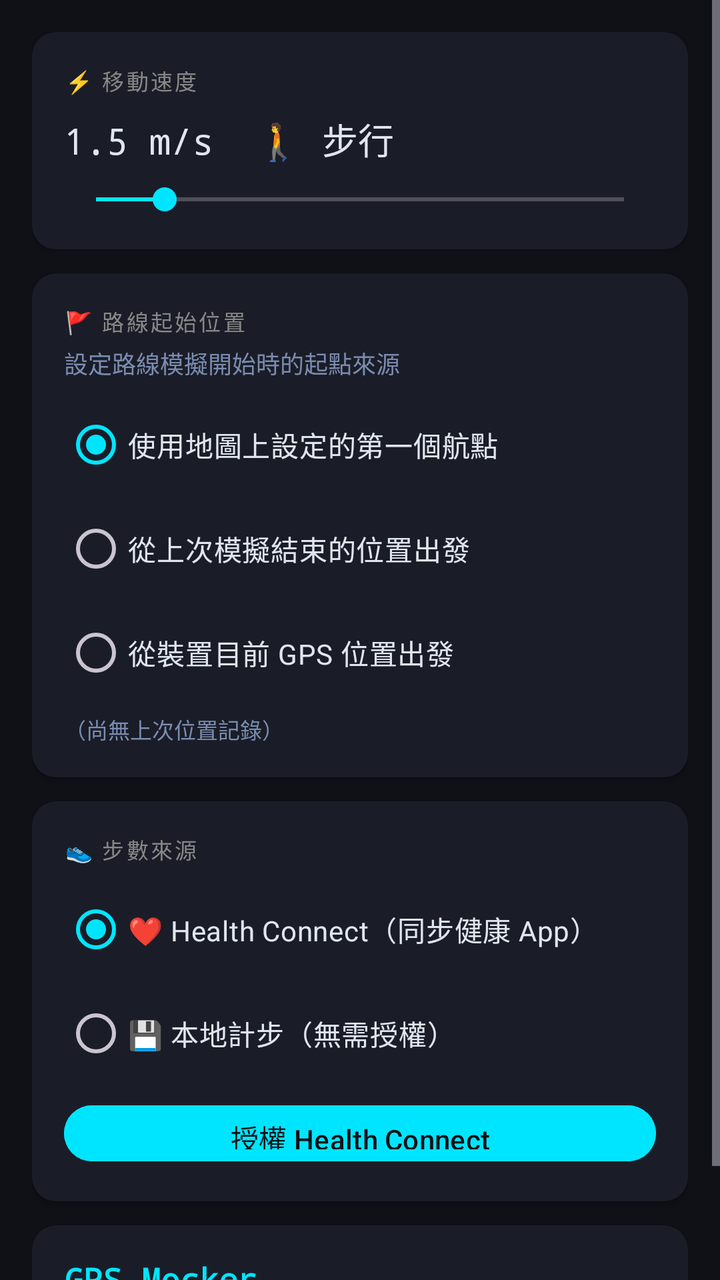
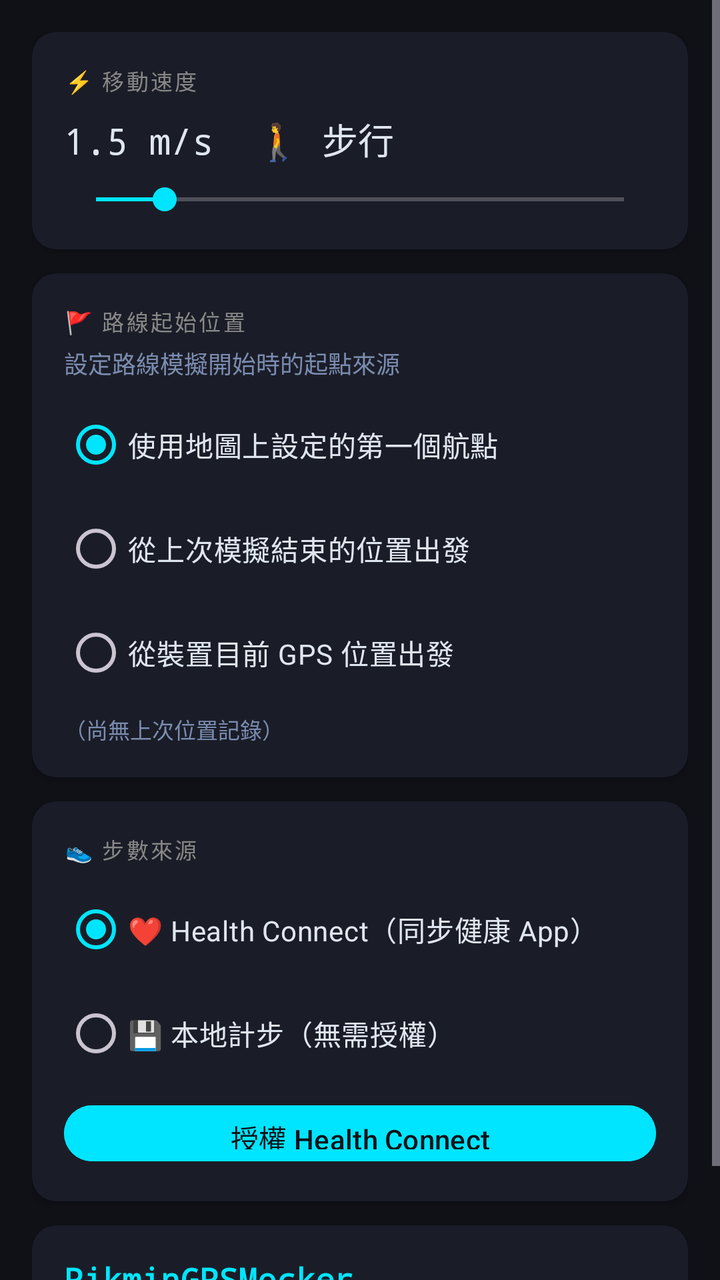

Before-and-after screenshots of an Android layout around one commit, followed by the original layout XML and the change that was made.
<!-- AndroidManifest.xml: application theme Theme.GpsMocker -->
<!-- res/layout/fragment_settings.xml -->
<?xml version="1.0" encoding="utf-8"?>
<ScrollView xmlns:android="http://schemas.android.com/apk/res/android"
    xmlns:app="http://schemas.android.com/apk/res-auto"
    android:layout_width="match_parent"
    android:layout_height="match_parent"
    android:background="@color/bg_dark">

    <LinearLayout
        android:layout_width="match_parent"
        android:layout_height="wrap_content"
        android:orientation="vertical"
        android:padding="16dp">

        
        <androidx.cardview.widget.CardView
            android:layout_width="match_parent"
            android:layout_height="wrap_content"
            android:layout_marginBottom="12dp"
            app:cardBackgroundColor="@color/surface"
            app:cardCornerRadius="12dp">

            <LinearLayout android:layout_width="match_parent" android:layout_height="wrap_content"
                android:orientation="vertical" android:padding="16dp">

                <TextView android:layout_width="wrap_content" android:layout_height="wrap_content"
                    android:text="⚡ 移動速度" android:textColor="#888"
                    android:textSize="11sp" android:textAllCaps="true" android:letterSpacing="0.1"/>

                <TextView android:id="@+id/tvSpeedValue"
                    android:layout_width="match_parent" android:layout_height="wrap_content"
                    android:text="1.5 m/s  🚶 步行" android:textColor="@color/text_primary"
                    android:textSize="18sp" android:fontFamily="monospace"
                    android:layout_marginTop="8dp"/>

                <SeekBar android:id="@+id/seekSpeed"
                    android:layout_width="match_parent" android:layout_height="wrap_content"
                    android:layout_marginTop="8dp"
                    android:progress="13" android:max="100"
                    android:thumbTint="@color/accent" android:progressTint="@color/accent"/>
            </LinearLayout>
        </androidx.cardview.widget.CardView>

        
        <androidx.cardview.widget.CardView
            android:layout_width="match_parent"
            android:layout_height="wrap_content"
            android:layout_marginBottom="12dp"
            app:cardBackgroundColor="@color/surface"
            app:cardCornerRadius="12dp">

            <LinearLayout android:layout_width="match_parent" android:layout_height="wrap_content"
                android:orientation="vertical" android:padding="16dp">

                <TextView android:layout_width="wrap_content" android:layout_height="wrap_content"
                    android:text="🚩 路線起始位置" android:textColor="#888"
                    android:textSize="11sp" android:textAllCaps="true" android:letterSpacing="0.1"/>

                <TextView android:layout_width="match_parent" android:layout_height="wrap_content"
                    android:text="設定路線模擬開始時的起點來源"
                    android:textColor="@color/text_secondary" android:textSize="12sp"
                    android:layout_marginTop="4dp" android:layout_marginBottom="8dp"/>

                <RadioGroup android:id="@+id/rgStartFrom"
                    android:layout_width="match_parent" android:layout_height="wrap_content">

                    <RadioButton android:id="@+id/rbStartNone"
                        android:layout_width="match_parent" android:layout_height="wrap_content"
                        android:text="使用地圖上設定的第一個航點"
                        android:textColor="@color/text_primary" android:textSize="14sp"
                        android:buttonTint="@color/accent" android:checked="true"/>

                    <RadioButton android:id="@+id/rbStartLast"
                        android:layout_width="match_parent" android:layout_height="wrap_content"
                        android:text="從上次模擬結束的位置出發"
                        android:textColor="@color/text_primary" android:textSize="14sp"
                        android:buttonTint="@color/accent" android:layout_marginTop="4dp"/>

                    <RadioButton android:id="@+id/rbStartGPS"
                        android:layout_width="match_parent" android:layout_height="wrap_content"
                        android:text="從裝置目前 GPS 位置出發"
                        android:textColor="@color/text_primary" android:textSize="14sp"
                        android:buttonTint="@color/accent" android:layout_marginTop="4dp"/>
                </RadioGroup>

                <TextView android:id="@+id/tvLastPosition"
                    android:layout_width="match_parent" android:layout_height="wrap_content"
                    android:text="（尚無上次位置記錄）"
                    android:textColor="@color/text_secondary" android:textSize="11sp"
                    android:fontFamily="monospace" android:layout_marginTop="6dp"/>
            </LinearLayout>
        </androidx.cardview.widget.CardView>

        
        <androidx.cardview.widget.CardView
            android:layout_width="match_parent"
            android:layout_height="wrap_content"
            android:layout_marginBottom="12dp"
            app:cardBackgroundColor="@color/surface"
            app:cardCornerRadius="12dp">

            <LinearLayout android:layout_width="match_parent" android:layout_height="wrap_content"
                android:orientation="vertical" android:padding="16dp">

                <TextView android:layout_width="wrap_content" android:layout_height="wrap_content"
                    android:text="👟 步數來源" android:textColor="#888"
                    android:textSize="11sp" android:textAllCaps="true" android:letterSpacing="0.1"/>

                <RadioGroup android:id="@+id/rgStepBackend"
                    android:layout_width="match_parent" android:layout_height="wrap_content"
                    android:layout_marginTop="8dp">

                    <RadioButton android:id="@+id/rbStepHC"
                        android:layout_width="match_parent" android:layout_height="wrap_content"
                        android:text="❤️ Health Connect（同步健康 App）"
                        android:textColor="@color/text_primary" android:textSize="14sp"
                        android:buttonTint="@color/accent" android:checked="true"/>

                    <RadioButton android:id="@+id/rbStepLocal"
                        android:layout_width="match_parent" android:layout_height="wrap_content"
                        android:text="💾 本地計步（無需授權）"
                        android:textColor="@color/text_primary" android:textSize="14sp"
                        android:buttonTint="@color/accent" android:layout_marginTop="4dp"/>
                </RadioGroup>

                <com.google.android.material.button.MaterialButton
                    android:id="@+id/btnConnectHC"
                    android:layout_width="match_parent"
                    android:layout_height="36dp"
                    android:layout_marginTop="8dp"
                    android:text="授權 Health Connect"
                    android:backgroundTint="@color/accent"
                    android:textColor="@color/bg_dark"/>
            </LinearLayout>
        </androidx.cardview.widget.CardView>

        
        <androidx.cardview.widget.CardView
            android:layout_width="match_parent"
            android:layout_height="wrap_content"
            app:cardBackgroundColor="@color/surface"
            app:cardCornerRadius="12dp">

            <LinearLayout android:layout_width="match_parent" android:layout_height="wrap_content"
                android:orientation="vertical" android:padding="16dp">

                <TextView android:layout_width="wrap_content" android:layout_height="wrap_content"
                    android:text="GPS Mocker" android:textColor="@color/accent"
                    android:textSize="16sp" android:textStyle="bold" android:fontFamily="monospace"/>
                <TextView android:layout_width="wrap_content" android:layout_height="wrap_content"
                    android:text="v2.0  ·  minicore@Claude.ai"
                    android:textColor="@color/text_secondary" android:textSize="12sp"
                    android:fontFamily="monospace" android:layout_marginTop="4dp"/>
            </LinearLayout>
        </androidx.cardview.widget.CardView>
    </LinearLayout>
</ScrollView>
<!-- resources referenced by this layout -->
<resources>
  <color name="accent">#00E5FF</color>
  <color name="bg_dark">#0F1117</color>
  <color name="surface">#1A1D27</color>
  <color name="text_primary">#E0E6F0</color>
  <color name="text_secondary">#7B8CB0</color>
  <style name="Theme.GpsMocker" parent="Theme.Material3.Dark.NoActionBar">
          <item name="colorPrimary">@color/accent</item>
          <item name="colorPrimaryVariant">@color/accent_dark</item>
          <item name="colorOnPrimary">@color/bg_dark</item>
          <item name="colorSurface">@color/surface</item>
          <item name="colorOnSurface">@color/text_primary</item>
          <item name="android:statusBarColor">@color/surface</item>
          <item name="android:windowBackground">@color/bg_dark</item>
          <item name="android:navigationBarColor">@color/surface</item>
      </style>
  <color name="accent_dark">#0097A7</color>
</resources>

<!-- the commit's change to res/layout/fragment_settings.xml (unified diff, before → after) -->
@@ -144,7 +144,7 @@
                 android:orientation="vertical" android:padding="16dp">
 
                 <TextView android:layout_width="wrap_content" android:layout_height="wrap_content"
-                    android:text="GPS Mocker" android:textColor="@color/accent"
+                    android:text="PikminGPSMocker" android:textColor="@color/accent"
                     android:textSize="16sp" android:textStyle="bold" android:fontFamily="monospace"/>
                 <TextView android:layout_width="wrap_content" android:layout_height="wrap_content"
                     android:text="v2.0  ·  minicore@Claude.ai"
